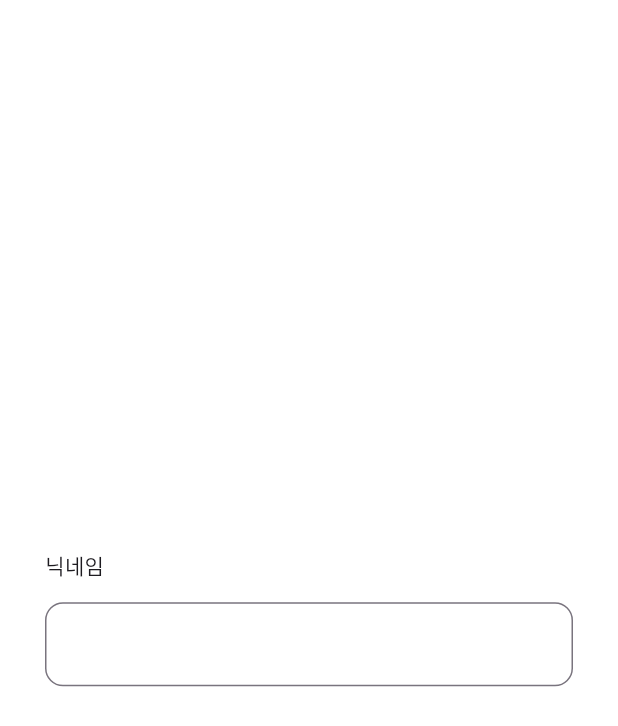
After one commit to YunFlutter/remindme_app, a Flutter app: the OnboardingScreen screen opened by its route, after a tap on "건너뛰기", on a phone screen of 412 x 824 dp. The commit adds this screen. Shown: the top 726 px of the screen. Run offline on Flutter 3.47's test engine with Material 3 defaults, Android fonts, the phone set to English and light mode, and no system bars; our stand-ins replace freezed_annotation, go_router, lucide_icons_flutter; generated files the repository leaves out were written again; Roboto replaces fonts that are missing (Pretendard); project files that could hold a hidden picture were left out.

Commit message:
feat : signUp nickname Page 완성

```diff
--- a/lib/core/widgets/custom_text_field.dart
+++ b/lib/core/widgets/custom_text_field.dart
@@ -8,10 +8,12 @@ class CustomTextField extends StatefulWidget {
     required this.focusNode,
     required this.textEditingController,
     this.suffixIconDisplay = false,
+    void Function(String text)? onSubmitEvent,
   });
 
   final FocusNode focusNode;
   final TextEditingController textEditingController;
+  void Function(String text)? onSubmitEvent;
   bool suffixIconDisplay;
 
   @override
@@ -27,6 +29,7 @@ class _CustomTextFieldState extends State<CustomTextField> {
       obscureText: widget.suffixIconDisplay == false ? false : obscureText,
       focusNode: widget.focusNode,
       controller: widget.textEditingController,
+      onSubmitted: widget.onSubmitEvent ?? (text){},
       decoration: InputDecoration(
         contentPadding: EdgeInsets.symmetric(horizontal: 20, vertical: 16),
         suffixIcon:
--- a/lib/routes/router.dart
+++ b/lib/routes/router.dart
@@ -5,6 +5,8 @@ import 'package:remindme_app/routes/routes.dart';
 import 'package:remindme_app/view/onboarding/onboarding_screen.dart';
 import 'package:remindme_app/view/onboarding/onboarding_state.dart';
 import 'package:remindme_app/view/onboarding/onboarding_view_model.dart';
+import 'package:remindme_app/view/signUp/sign_up_screen.dart';
+import 'package:remindme_app/view/signUp/sign_up_view_model.dart';
 import 'package:remindme_app/view/splash/splash_screen.dart';
 import 'package:remindme_app/view/splash/splash_view_model.dart';
 
@@ -30,10 +32,17 @@ final GoRouter router = GoRouter(
           child: OnboardingScreen(
             viewModel: OnboardingViewModel(state: OnboardingState()),
           ),
-          transitionsBuilder: PageTransitions.slideFadeFromRight,
+          transitionsBuilder: PageTransitions.fade,
           transitionDuration: const Duration(milliseconds: 1500),
         );
       },
     ),
+    GoRoute(path: Routes.signUp,pageBuilder: (context, state) {
+      return CustomTransitionPage(
+        child: SignUpScreen(viewModel: SignUpViewModel()..initPage()),
+        transitionsBuilder: PageTransitions.fade,
+        transitionDuration: const Duration(milliseconds: 1500),
+      );
+    },)
   ],
 );
--- a/lib/view/onboarding/onboarding_screen.dart
+++ b/lib/view/onboarding/onboarding_screen.dart
@@ -1,4 +1,5 @@
 import 'package:flutter/material.dart';
+import 'package:go_router/go_router.dart';
 import 'package:lucide_icons_flutter/lucide_icons.dart';
 import 'package:remindme_app/core/themes/app_colors.dart';
 import 'package:remindme_app/core/themes/app_text_styles.dart';
@@ -23,8 +24,8 @@ class OnboardingScreen extends StatelessWidget {
                   controller: viewModel.pageController,
                   onPageChanged: viewModel.setPageInt,
                   itemCount: 3,
-                  itemBuilder: (_,index) {
-                    return buildPage(context: context, index : index);
+                  itemBuilder: (_, index) {
+                    return buildPage(context: context, index: index);
                   },
                 ),
               ),
@@ -55,11 +56,34 @@ class OnboardingScreen extends StatelessWidget {
                   child: Container(
                     width: MediaQuery.of(context).size.width / 2,
                     padding: EdgeInsets.only(bottom: 70),
-                  child: PrimaryButton(buttonText: '시작하기', buttonActive: true),
+                    child: PrimaryButton(
+                      buttonText: '시작하기',
+                      buttonActive: true,
+                    ),
                   ),
                 ),
 
               Align(alignment: Alignment.bottomCenter, child: indicator()),
+
+              if (viewModel.state.pageInt != 3)
+                Align(
+                  alignment: Alignment.topRight,
+                  child: Container(
+                    padding: EdgeInsets.only(
+                      right: 10,
+                      top: MediaQuery.of(context).padding.top,
+                    ),
+                    child: TextButton(
+                      onPressed: () {
+                        context.go("/sign-up");
+                      },
+                      child: Text(
+                        '건너뛰기',
+                        style: AppTextStyles.caption(color: AppColors.grayText),
+                      ),
+                    ),
+                  ),
+                ),
             ],
           ),
         );
@@ -83,41 +107,68 @@ class OnboardingScreen extends StatelessWidget {
     }
   }
 
-  Widget onboardingFirst({required ValueKey valueKey, required BuildContext context}) {
+  Widget onboardingFirst({
+    required ValueKey valueKey,
+    required BuildContext context,
+  }) {
     return Column(
       mainAxisSize: MainAxisSize.max,
       mainAxisAlignment: MainAxisAlignment.center,
       spacing: 30,
       children: [
-        Image.asset('assets/image/emtion_note.png', width: MediaQuery.of(context).size.width / 3,),
-        Text('감정을 기록 하고,\n나를 이해해 보세요', style: AppTextStyles.bodyS(), textAlign: TextAlign.center,)
+        Image.asset(
+          'assets/image/emtion_note.png',
+          width: MediaQuery.of(context).size.width / 3,
+        ),
+        Text(
+          '감정을 기록 하고,\n나를 이해해 보세요',
+          style: AppTextStyles.bodyS(),
+          textAlign: TextAlign.center,
+        ),
       ],
     );
   }
 
-  Widget onboardingSecond({required ValueKey valueKey, required BuildContext context}) {
+  Widget onboardingSecond({
+    required ValueKey valueKey,
+    required BuildContext context,
+  }) {
     return Column(
       mainAxisSize: MainAxisSize.max,
       mainAxisAlignment: MainAxisAlignment.center,
       spacing: 30,
       children: [
-        Image.asset('assets/image/routine_note.png', width: MediaQuery.of(context).size.width / 3,),
-        Text('나만의 루틴 으로,\n하루를 시작해 보세요', style: AppTextStyles.bodyS(), textAlign: TextAlign.center,),
-
+        Image.asset(
+          'assets/image/routine_note.png',
+          width: MediaQuery.of(context).size.width / 3,
+        ),
+        Text(
+          '나만의 루틴 으로,\n하루를 시작해 보세요',
+          style: AppTextStyles.bodyS(),
+          textAlign: TextAlign.center,
+        ),
       ],
     );
   }
 
-  Widget onboardingThird({required ValueKey valueKey, required BuildContext context}) {
+  Widget onboardingThird({
+    required ValueKey valueKey,
+    required BuildContext context,
+  }) {
     return Column(
       mainAxisSize: MainAxisSize.max,
       mainAxisAlignment: MainAxisAlignment.center,
       spacing: 30,
       children: [
-        Image.asset('assets/image/routine_alert.png', width: MediaQuery.of(context).size.width / 3,),
-        Text('반복 되는 하루 속에서,\n나를 위한 시간을 만들어 보세요', style: AppTextStyles.bodyS(), textAlign: TextAlign.center,),
-
-
+        Image.asset(
+          'assets/image/routine_alert.png',
+          width: MediaQuery.of(context).size.width / 3,
+        ),
+        Text(
+          '반복 되는 하루 속에서,\n나를 위한 시간을 만들어 보세요',
+          style: AppTextStyles.bodyS(),
+          textAlign: TextAlign.center,
+        ),
       ],
     );
   }
--- /dev/null
+++ b/lib/view/signUp/sign_up_screen.dart
@@ -0,0 +1,46 @@
+import 'package:flutter/material.dart';
+import 'package:remindme_app/core/themes/app_colors.dart';
+import 'package:remindme_app/core/widgets/custom_text_field.dart';
+import 'package:remindme_app/view/signUp/sign_up_view_model.dart';
+
+class SignUpScreen extends StatelessWidget {
+  final SignUpViewModel viewModel;
+
+  const SignUpScreen({super.key, required this.viewModel});
+
+  @override
+  Widget build(BuildContext context) {
+    return ListenableBuilder(
+      listenable: viewModel,
+      builder: (_, _) {
+        return Scaffold(
+          backgroundColor: AppColors.baseWhite,
+          body: Container(
+            width: MediaQuery.of(context).size.width,
+            height: MediaQuery.of(context).size.height,
+            padding: EdgeInsets.symmetric(horizontal: 30),
+            child: GestureDetector(
+              onTap: viewModel.unFocus,
+              child: Column(
+                spacing: 15,
+                mainAxisSize: MainAxisSize.max,
+                mainAxisAlignment: MainAxisAlignment.center,
+                crossAxisAlignment: CrossAxisAlignment.start,
+                children: [
+                  Text('닉네임'),
+                  CustomTextField(
+                    focusNode: viewModel.state.focusNode,
+                    textEditingController: viewModel.state.textEditingController,
+                    onSubmitEvent: (text) {
+                      print("완성 $text");
+                    },
+                  ),
+                ],
+              ),
+            ),
+          ),
+        );
+      },
+    );
+  }
+}
--- /dev/null
+++ b/lib/view/signUp/sign_up_state.dart
@@ -0,0 +1,16 @@
+
+import 'package:flutter/cupertino.dart';
+import 'package:freezed_annotation/freezed_annotation.dart';
+
+part 'sign_up_state.freezed.dart';
+
+@freezed
+class SignUpState with _$SignUpState {
+  TextEditingController textEditingController;
+  FocusNode focusNode;
+
+  SignUpState({
+    required this.textEditingController,
+    required this.focusNode,
+  });
+}
--- /dev/null
+++ b/lib/view/signUp/sign_up_view_model.dart
@@ -0,0 +1,25 @@
+import 'package:flutter/material.dart';
+import 'package:remindme_app/view/signUp/sign_up_state.dart';
+
+class SignUpViewModel with ChangeNotifier {
+  final SignUpState _state = SignUpState(
+    textEditingController: TextEditingController(),
+    focusNode: FocusNode(),
+  );
+
+
+  SignUpState get state => _state;
+
+  void initPage(){
+    _state.focusNode.addListener(() {});
+    _state.textEditingController.addListener(() {
+      print(_state.textEditingController.text);
+      notifyListeners();
+    });
+  }
+
+  void unFocus(){
+    _state.focusNode.unfocus();
+    notifyListeners();
+  }
+}
```
Also changed, not shown: lib/view/home/home_screen.dart (added), lib/view/home/home_state.dart (added), lib/view/home/home_view_model.dart (added). Lines whose indentation alone changed are shown as unchanged.
